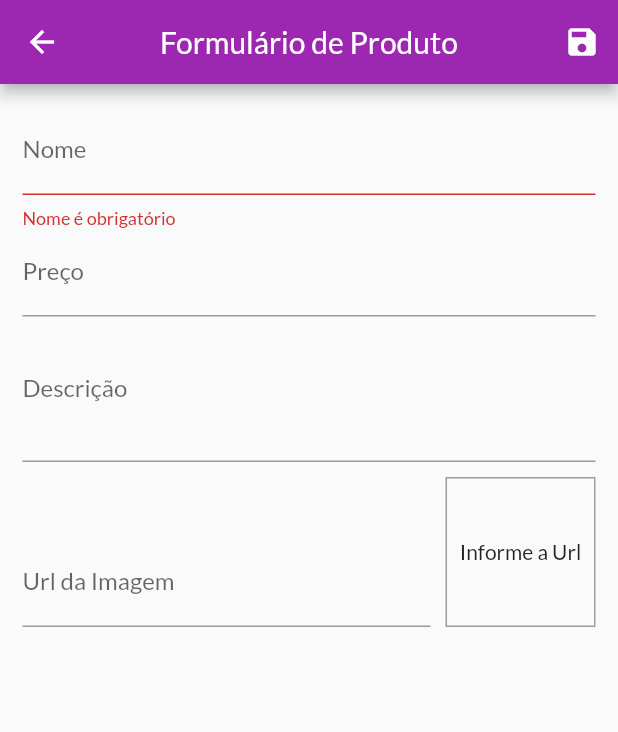
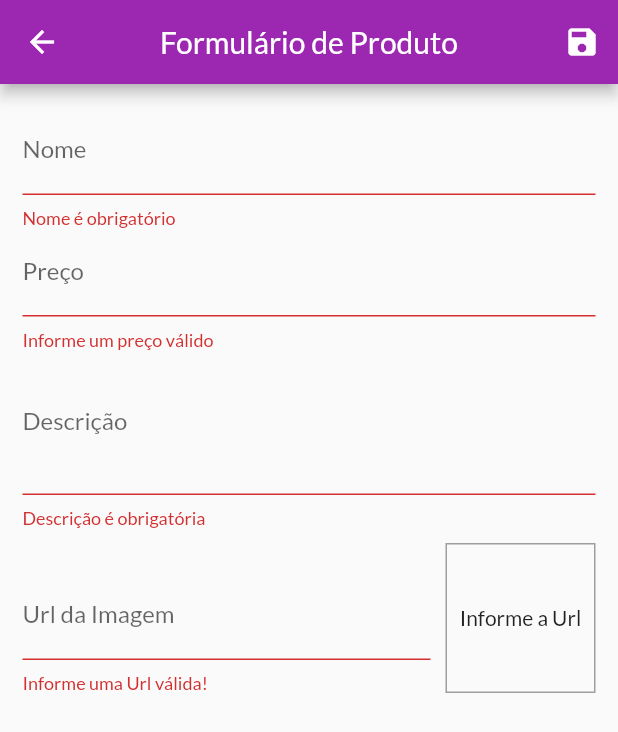
Before and after one commit to leandrosouzadev/shop, a Flutter app: the ProductFormPage screen opened by its route, after a tap on the "save" icon, on a phone screen of 412 x 824 dp. Shown: the top 732 px of the screen. Run offline on Flutter 3.47's test engine with Material 2 defaults, Android fonts, the phone set to English and light mode, and no system bars; network calls fail.

Commit message:
Validação do formulário #02

```diff
--- a/lib/pages/product_form_page.dart
+++ b/lib/pages/product_form_page.dart
@@ -37,6 +37,15 @@ class _ProductFormPageState extends State<ProductFormPage> {
 
   void updateImage() {
     setState(() {});
+  }
+
+  bool isValidImageUrl(String url) {
+    bool isValidUrl = Uri.tryParse(url)?.hasAbsolutePath ?? false;
+    bool endsWithFile = url.toLowerCase().endsWith('.png') ||
+        url.toLowerCase().endsWith('.jpg') ||
+        url.toLowerCase().endsWith('.jpeg');
+
+    return isValidUrl && endsWithFile;
   }
 
   void _submitForm() {
@@ -108,6 +117,16 @@ class _ProductFormPageState extends State<ProductFormPage> {
                   FocusScope.of(context).requestFocus(_descriptionFocus);
                 },
                 onSaved: (price) => _formData['price'] = price ?? '',
+                validator: (_price) {
+                  final priceString = _price ?? '-1';
+                  final price = double.tryParse(priceString) ?? -1;
+
+                  if (price <= 0) {
+                    return 'Informe um preço válido';
+                  }
+
+                  return null;
+                },
               ),
               TextFormField(
                 decoration: const InputDecoration(labelText: 'Descrição'),
@@ -116,6 +135,19 @@ class _ProductFormPageState extends State<ProductFormPage> {
                 maxLines: 3,
                 onSaved: (description) =>
                     _formData['description'] = description ?? '',
+                validator: (_description) {
+                  final description = _description ?? '';
+
+                  if (description.trim().isEmpty) {
+                    return 'Descrição é obrigatória';
+                  }
+
+                  if (description.trim().length < 10) {
+                    return 'Descrição precisa no mínimo de 10 letras';
+                  }
+
+                  return null;
+                },
               ),
               Row(
                 crossAxisAlignment: CrossAxisAlignment.end,
@@ -131,6 +163,15 @@ class _ProductFormPageState extends State<ProductFormPage> {
                       onFieldSubmitted: (_) => _submitForm(),
                       onSaved: (imageUrl) =>
                           _formData['imageUrl'] = imageUrl ?? '',
+                      validator: (_imageUrl) {
+                        final imageUrl = _imageUrl ?? '';
+
+                        if (!isValidImageUrl(imageUrl)) {
+                          return 'Informe uma Url válida!';
+                        }
+
+                        return null;
+                      },
                     ),
                   ),
                   Container(
```
